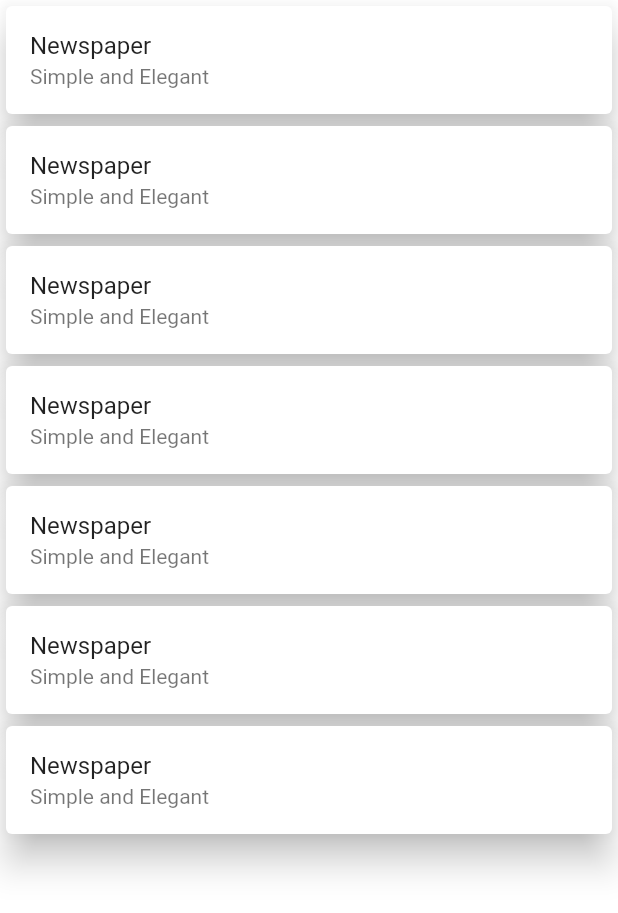
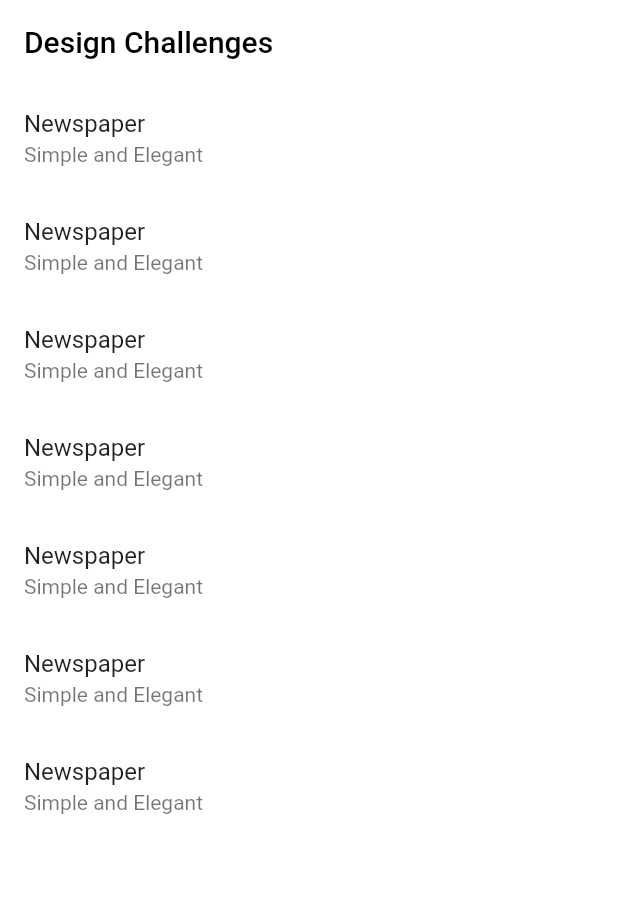
Before and after one commit to devmithunnath/design_challenges, a Flutter app: the screen it shows after launch, on a phone screen of 412 x 824 dp. Shown: the top 913 px of the screen. Run offline on Flutter 3.47's test engine with Material 2 defaults, Android fonts, the phone set to English and light mode, and no system bars.

Commit message:
card styles

```diff
--- a/lib/screens/home.screen.dart
+++ b/lib/screens/home.screen.dart
@@ -4,30 +4,44 @@ import 'package:flutter/material.dart';
 class HomeScreen extends StatelessWidget {
   @override
   Widget build(BuildContext context) {
-
     return Scaffold(
       backgroundColor: Colors.white,
+      appBar: AppBar(
+        backgroundColor: Colors.white,
+        elevation: 0,
+        centerTitle: false,
+        title: Text(
+          "Design Challenges",
+          style: TextStyle(color: Colors.black),
+        ),
+      ),
       body: ListView(
         children: <Widget>[
           CardHolder(
             title: "Newspaper",
             subTitle: "Simple and Elegant",
-          ),CardHolder(
+          ),
+          CardHolder(
             title: "Newspaper",
             subTitle: "Simple and Elegant",
-          ),CardHolder(
+          ),
+          CardHolder(
             title: "Newspaper",
             subTitle: "Simple and Elegant",
-          ),CardHolder(
+          ),
+          CardHolder(
             title: "Newspaper",
             subTitle: "Simple and Elegant",
-          ),CardHolder(
+          ),
+          CardHolder(
             title: "Newspaper",
             subTitle: "Simple and Elegant",
-          ),CardHolder(
+          ),
+          CardHolder(
             title: "Newspaper",
             subTitle: "Simple and Elegant",
-          ),CardHolder(
+          ),
+          CardHolder(
             title: "Newspaper",
             subTitle: "Simple and Elegant",
           ),
--- a/lib/widgets/cardHolder.dart
+++ b/lib/widgets/cardHolder.dart
@@ -3,12 +3,21 @@ import 'package:flutter/material.dart';
 class CardHolder extends StatelessWidget {
   final String title;
   final String subTitle;
+
   CardHolder({@required this.title, @required this.subTitle});
   @override
   Widget build(BuildContext context) {
     return Card(
-      elevation: 10,
+      elevation: 0,
+      margin: EdgeInsets.all(0),
+      borderOnForeground: false,
+      shape: ContinuousRectangleBorder(
+        borderRadius: BorderRadius.circular(0),
+      ),
       child: ListTile(
+        onTap: (){
+
+        },
         title: Text(title ?? "Unavailable"),
         subtitle: Text(subTitle ?? "Unavailable"),
       ),
```
